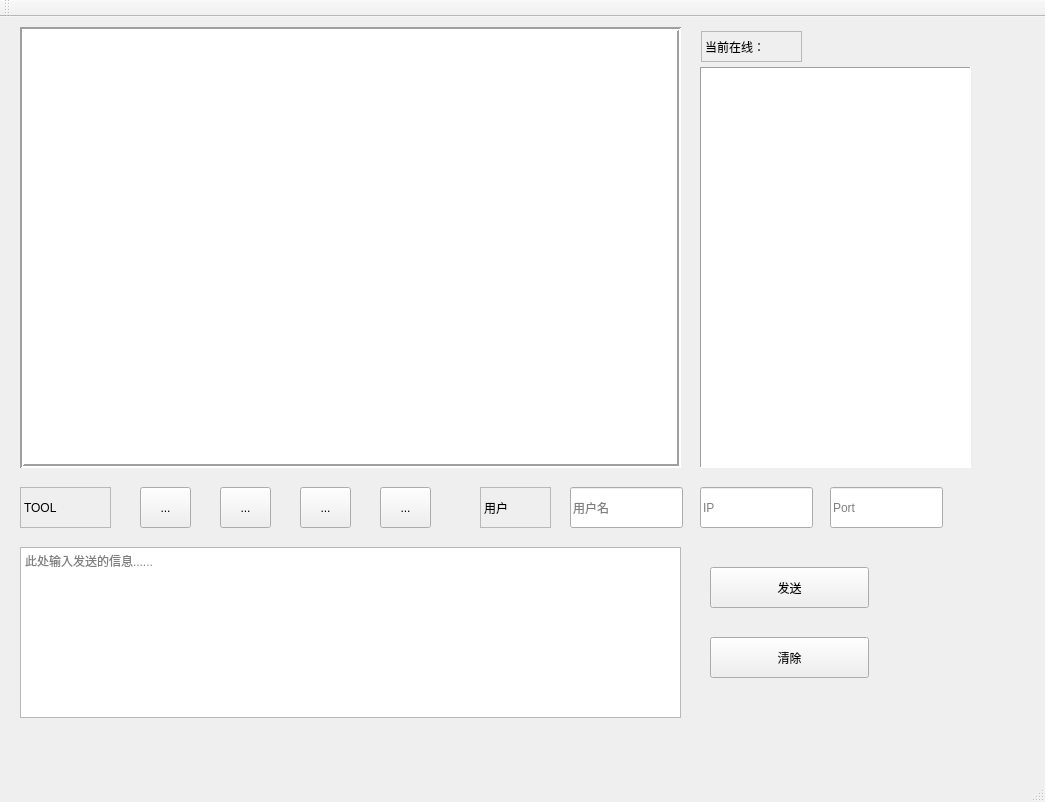
The window that Server/server.ui (rainytail/chatter) describes before a commit, drawn with Qt 5.
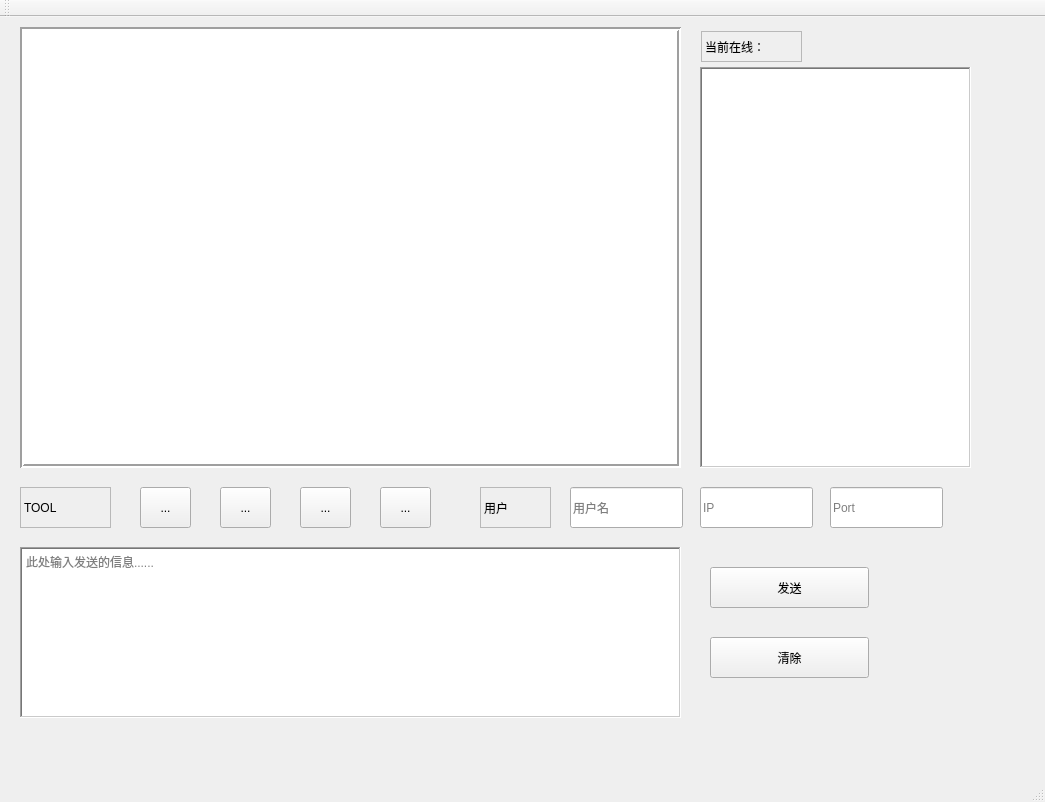
The same window after the commit. Icons and pictures are not drawn.

Commit message: update server.qss

What changed in the file:
```diff
--- a/Server/server.ui
+++ b/Server/server.ui
@@ -55,7 +55,10 @@
      <enum>Qt::ActionsContextMenu</enum>
     </property>
     <property name="frameShape">
-     <enum>QFrame::Panel</enum>
+     <enum>QFrame::WinPanel</enum>
+    </property>
+    <property name="frameShadow">
+     <enum>QFrame::Sunken</enum>
     </property>
    </widget>
    <widget class="QLabel" name="CurrentLable">
@@ -167,6 +170,9 @@
       <height>171</height>
      </rect>
     </property>
+    <property name="frameShape">
+     <enum>QFrame::WinPanel</enum>
+    </property>
     <property name="placeholderText">
      <string>此处输入发送的信息......</string>
     </property>
```
The commit also changes 13 other files.
